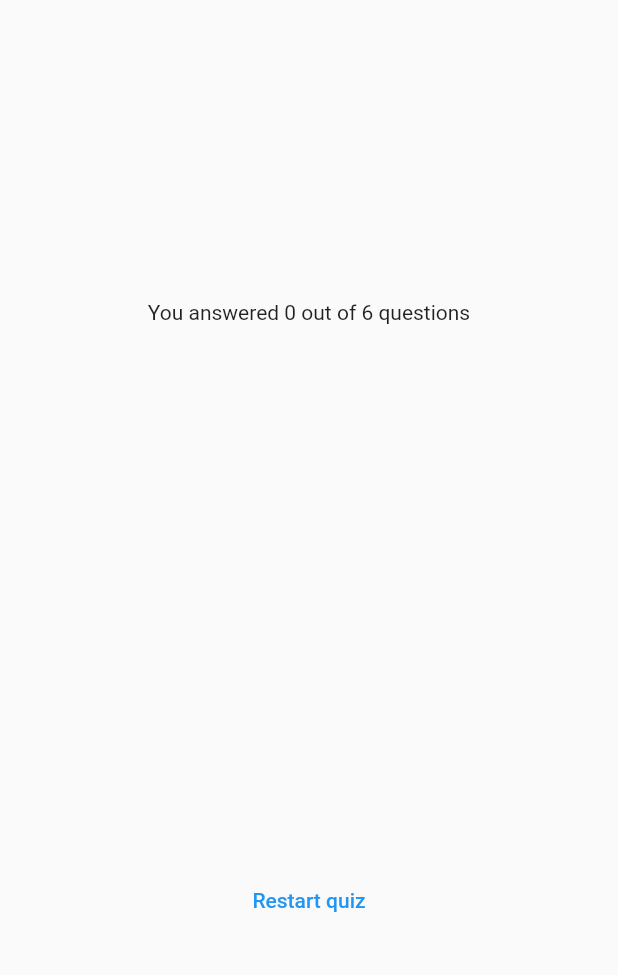
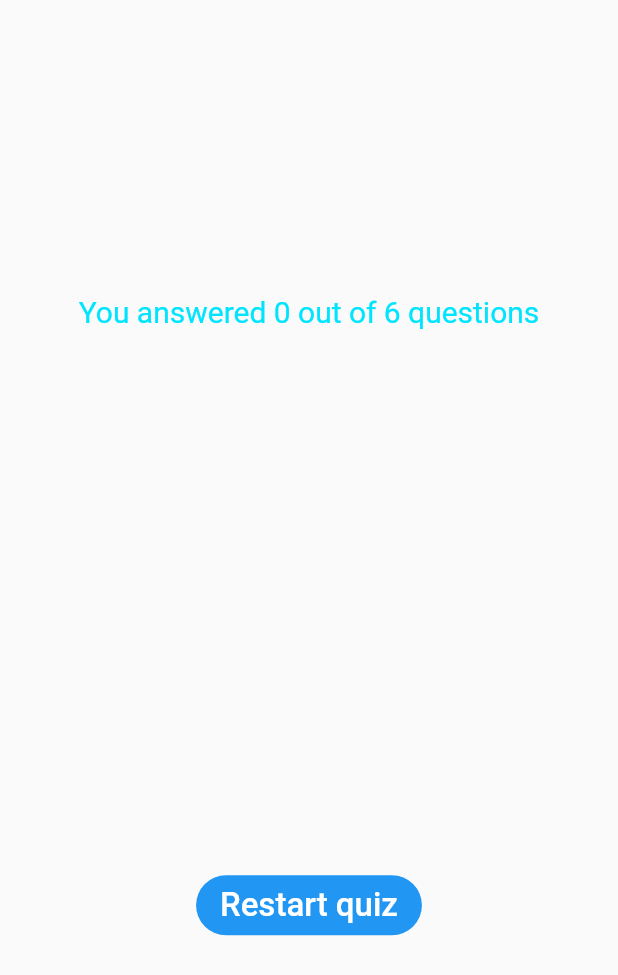
Before and after one commit to cdivyansh123/quiz_application_flutter, a Flutter app: the ResultScreen widget shown alone on an empty page, opened directly with empty values, on a phone screen of 412 x 824 dp. Shown: the top 975 px of the screen. Run offline on Flutter 3.47's test engine with Material 2 defaults, Android fonts, the phone set to English and light mode, and no system bars; our stand-ins replace google_fonts.

Commit message:
latest final commit, previous final commit is done by mistake...

```diff
--- a/lib/results_screen.dart
+++ b/lib/results_screen.dart
@@ -4,9 +4,11 @@ import 'package:flutter_projects/data/questions.dart';
 import 'package:flutter_projects/questions_summary.dart';
 
 class ResultScreen extends StatelessWidget {
-  ResultScreen({super.key, required this.chooseanswer});
+  ResultScreen(
+      {super.key, required this.chooseanswer, required this.onRestart});
 
   final List<String> chooseanswer;
+  final void Function() onRestart;
 
   List<Map<String, Object>> getSummaryData() {
     final List<Map<String, Object>> summary = [];
@@ -14,7 +16,7 @@ class ResultScreen extends StatelessWidget {
       summary.add({
         'question_index': i,
         'question': questions[i].text,
-        'corect_answer': questions[i].answers[0],
+        'correct_answer': questions[i].answers[0],
         'user_answer': chooseanswer[i]
       });
     }
@@ -23,11 +25,10 @@ class ResultScreen extends StatelessWidget {
 
   @override
   Widget build(BuildContext context) {
-
-    final summaryData=getSummaryData();
-    final numOftoTalWuestions=questions.length;
-    final numOfCorrectQuestions=summaryData.where((data){
-      return data['user_answer']==data['correct_answer'];
+    final summaryData = getSummaryData();
+    final numOftoTalWuestions = questions.length;
+    final numOfCorrectQuestions = summaryData.where((data) {
+      return data['user_answer'] == data['correct_answer'];
     }).length;
 
     return SizedBox(
@@ -37,7 +38,10 @@ class ResultScreen extends StatelessWidget {
         child: Column(
           mainAxisAlignment: MainAxisAlignment.center,
           children: [
-              Text('You answered $numOfCorrectQuestions out of $numOftoTalWuestions questions'),
+            Text(
+              'You answered $numOfCorrectQuestions out of $numOftoTalWuestions questions',
+              style: TextStyle(color: Colors.cyanAccent.shade400, fontSize: 20),
+            ),
             SizedBox(
               height: 30,
             ),
@@ -45,11 +49,14 @@ class ResultScreen extends StatelessWidget {
             SizedBox(
               height: 30,
             ),
-            TextButton(
-                onPressed: () {
-                  //todo
-                },
-                child: Text("Restart quiz"))
+            FilledButton(
+                onPressed: onRestart,
+                child: Text(
+                  "Restart quiz",
+                  style: TextStyle(
+                    fontSize: 22,
+                  ),
+                ))
           ],
         ),
       ),
```
Also changed, not shown: lib/questions_summary.dart (+40 -12 lines), lib/quiz.dart (+12 -2 lines).
